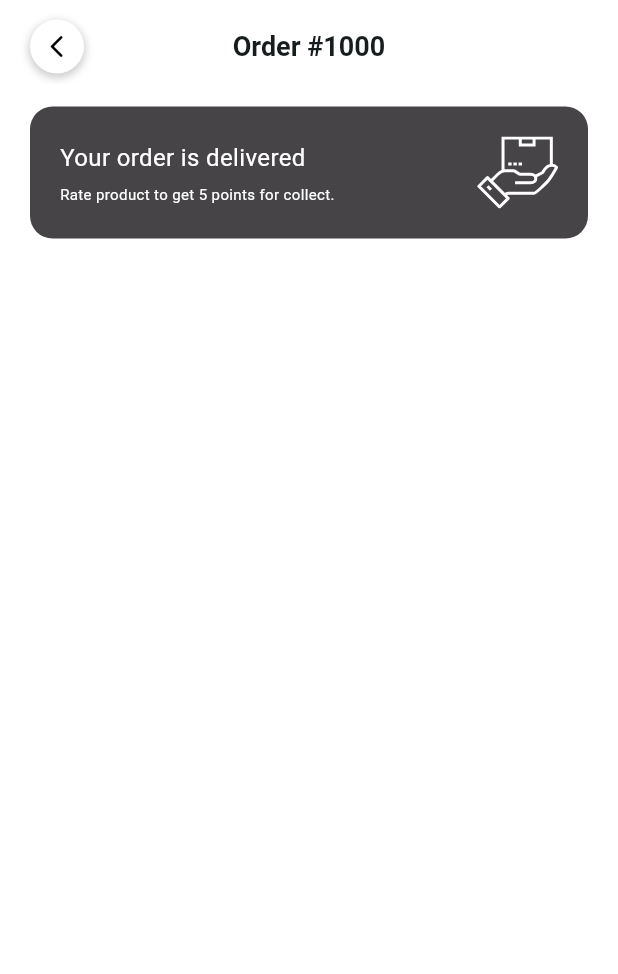
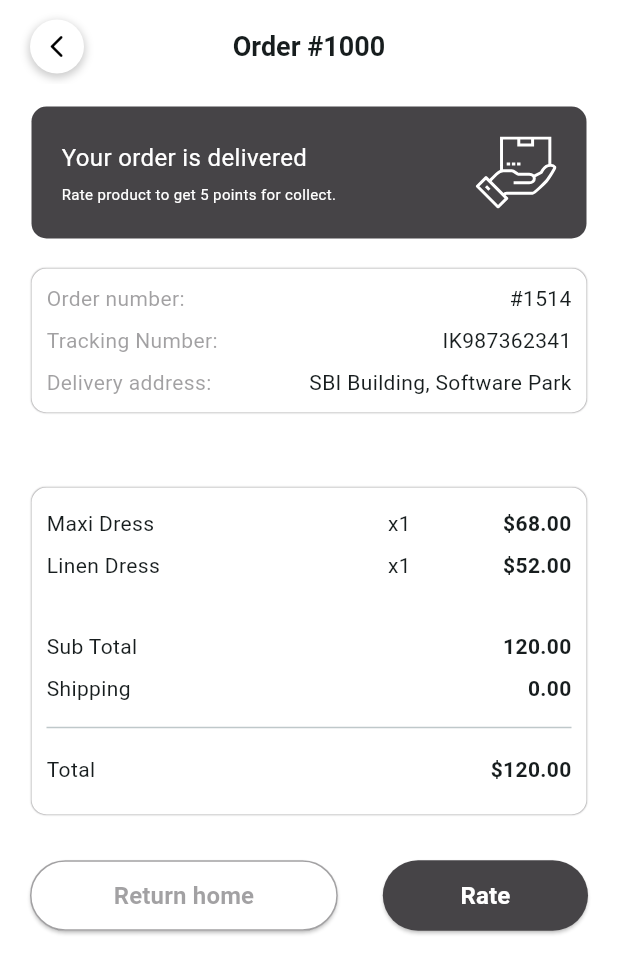
Before and after one commit to hupptechnologies/flutter-shopping-store, a Flutter app: the OrderDetailsView screen opened by its route, on a phone screen of 412 x 824 dp. Shown: the top 974 px of the screen. Run offline on Flutter 3.47's test engine with Material 3 defaults, Android fonts, the phone set to English and light mode, and no system bars; our stand-ins replace carousel_slider, cookie_jar, custom_rating_bar, dio, dio_cookie_manager, flutter_svg and 2 more.

Commit message:
UI - order details screen

```diff
--- a/lib/screens/orders/controller/order_details_controller.dart
+++ b/lib/screens/orders/controller/order_details_controller.dart
@@ -1,9 +1,17 @@
+import 'package:e_commerce/routers/app_routers.dart';
 import 'package:get/get.dart';
 
 class OrderDetailsController extends GetxController {
-  @override
-  void onInit() {
-    // TODO: implement onInit
-    super.onInit();
+  final items = [
+    {'name': 'Maxi Dress', 'quantity': 'x1', 'price': '\$68.00'},
+    {'name': 'Linen Dress', 'quantity': 'x1', 'price': '\$52.00'},
+  ];
+
+  void returnHomePage() {
+    Get.toNamed(AppRoutes.home);
+  }
+
+  void ratePage() {
+    Get.toNamed(AppRoutes.home);
   }
 }
--- a/lib/screens/orders/view/order_details_view.dart
+++ b/lib/screens/orders/view/order_details_view.dart
@@ -1,11 +1,14 @@
 import 'package:e_commerce/common/constant/app_colors.dart';
 import 'package:e_commerce/common/constant/image_constant.dart';
 import 'package:e_commerce/common/constant/margin_padding.dart';
+import 'package:e_commerce/screens/orders/controller/order_details_controller.dart';
 import 'package:e_commerce/widgets/back_button_appbar_title.dart';
+import 'package:e_commerce/widgets/button_widget.dart';
 import 'package:flutter/material.dart';
 import 'package:flutter_svg/flutter_svg.dart';
+import 'package:get/get.dart';
 
-class OrderDetailsView extends StatelessWidget {
+class OrderDetailsView extends GetView<OrderDetailsController> {
   const OrderDetailsView({super.key});
 
   @override
@@ -21,14 +24,27 @@ class OrderDetailsView extends StatelessWidget {
             horizontal: MarginPadding.homeHorPadding,
             vertical: MarginPadding.homeTopPadding,
           ),
+          child: SingleChildScrollView(
             child: Column(
               children: [
-              Container(
-                padding: const EdgeInsets.all(20),
-                decoration: BoxDecoration(
-                  borderRadius: BorderRadius.circular(15),
+                orderStatusCard(),
+                const SizedBox(height: 20),
+                orderDetailsCard(),
+                const SizedBox(height: 50),
+                orderBillingCard(),
+                backOrRateButton(),
+              ],
+            ),
+          ),
+        ),
+      ),
+    );
+  }
+
+  Widget orderStatusCard() {
+    return buildContainer(
+      padding: 20,
       color: AppColors.darkGray,
-                ),
       child: Row(
         mainAxisAlignment: MainAxisAlignment.spaceBetween,
         children: [
@@ -49,11 +65,158 @@ class OrderDetailsView extends StatelessWidget {
           SvgPicture.asset(ImageConstant.deliveredIcon)
         ],
       ),
+    );
+  }
+
+  Widget orderDetailsCard() {
+    return buildContainer(
+      padding: 10,
+      color: Colors.white,
+      child: Column(
+        children: [
+          buildRow('Order number:', '#1514'),
+          Padding(
+            padding: const EdgeInsets.symmetric(vertical: 8.0),
+            child: buildRow('Tracking Number:', 'IK987362341'),
+          ),
+          buildRow('Delivery address:', 'SBI Building, Software Park'),
+        ],
+      ),
+    );
+  }
+
+  Widget orderBillingCard() {
+    return buildContainer(
+      padding: 10,
+      color: Colors.white,
+      child: Column(
+        children: [
+          ListView.builder(
+              itemCount: controller.items.length,
+              shrinkWrap: true,
+              physics: const NeverScrollableScrollPhysics(),
+              itemBuilder: (context, index) {
+                final item = controller.items[index];
+                return buildBillingItemRow(
+                  item['name']!,
+                  item['quantity']!,
+                  item['price']!,
+                );
+              }),
+          const SizedBox(height: 30),
+          buildRow('Sub Total', '120.00', isBold: true),
+          const SizedBox(height: 8),
+          buildRow('Shipping', '0.00', isBold: true),
+          const SizedBox(height: 8),
+          const Divider(),
+          Padding(
+            padding: const EdgeInsets.symmetric(vertical: 10),
+            child: buildRow('Total', '\$120.00', isBold: true),
+          ),
+        ],
+      ),
+    );
+  }
+
+  Widget backOrRateButton() {
+    return Padding(
+      padding: const EdgeInsets.symmetric(vertical: 30),
+      child: Row(
+        mainAxisAlignment: MainAxisAlignment.spaceBetween,
+        children: [
+          Expanded(
+              flex: 6,
+              child: ButtonWidget(
+                isDisable: false,
+                title: 'Return home',
+                isBorder: true,
+                verticalPadding: 12,
+                onPressed: controller.returnHomePage,
+              )),
+          const SizedBox(width: 30),
+          Expanded(
+            flex: 4,
+            child: ButtonWidget(
+              title: 'Rate',
+              isDisable: false,
+              verticalPadding: 12,
+              onPressed: controller.ratePage,
+            ),
+          )
+        ],
+      ),
+    );
+  }
+
+  Widget buildBillingItemRow(String name, String quantity, String price) {
+    return Padding(
+      padding: const EdgeInsets.symmetric(vertical: 4),
+      child: Row(
+        crossAxisAlignment: CrossAxisAlignment.start,
+        mainAxisAlignment: MainAxisAlignment.spaceBetween,
+        children: [
+          Expanded(flex: 65, child: Text(name)),
+          Expanded(
+            flex: 35,
+            child: Row(
+              mainAxisAlignment: MainAxisAlignment.spaceBetween,
+              children: [
+                Text(quantity),
+                Text(
+                  price,
+                  style: const TextStyle(fontWeight: FontWeight.w600),
                 ),
               ],
             ),
           ),
+        ],
       ),
     );
   }
+
+  Widget buildRow(String label, String value, {bool isBold = false}) {
+    return Row(
+      mainAxisAlignment: MainAxisAlignment.spaceBetween,
+      crossAxisAlignment: CrossAxisAlignment.start,
+      children: [
+        Text(label,
+            style: TextStyle(
+                color: isBold ? null : AppColors.dartGratWithOpaity5)),
+        Flexible(
+          child: Padding(
+            padding: const EdgeInsets.only(left: 10),
+            child: Text(
+              value,
+              style: TextStyle(fontWeight: isBold ? FontWeight.w600 : null),
+            ),
+          ),
+        ),
+      ],
+    );
   }
+
+  Widget buildContainer({
+    required double padding,
+    required Color color,
+    required Widget child,
+  }) {
+    return Container(
+      padding: EdgeInsets.all(padding),
+      margin: const EdgeInsets.symmetric(horizontal: 1),
+      decoration: BoxDecoration(
+        borderRadius: BorderRadius.circular(10),
+        color: color,
+        boxShadow: color == Colors.white
+            ? [
+                BoxShadow(
+                  color: AppColors.dartGratWithOpaity5,
+                  blurRadius: 0.05,
+                  spreadRadius: 0.01,
+                )
+              ]
+            : null,
+      ),
+      child: child,
+    );
+  }
+}
--- a/lib/screens/orders/view/orders_view.dart
+++ b/lib/screens/orders/view/orders_view.dart
@@ -16,7 +16,6 @@ class OrdersView extends StatelessWidget {
         child: Column(
           children: [
             TabBar(
-              isScrollable: false,
               tabs: OrderStatus.values.map((value) {
                 return tab(value.name.toFirstLatterUppercase());
               }).toList(),
--- a/lib/widgets/button_widget.dart
+++ b/lib/widgets/button_widget.dart
@@ -5,12 +5,16 @@ class ButtonWidget extends StatelessWidget {
   final Function? onPressed;
   final String title;
   final bool isDisable;
+  final bool isBorder;
+  final double verticalPadding;
 
   const ButtonWidget({
     super.key,
     this.onPressed,
     required this.title,
     required this.isDisable,
+    this.isBorder = false,
+    this.verticalPadding = 15,
   });
   @override
   Widget build(BuildContext context) {
@@ -19,14 +23,19 @@ class ButtonWidget extends StatelessWidget {
       child: ElevatedButton(
         onPressed: isDisable ? null : () => onPressed?.call(),
         style: ElevatedButton.styleFrom(
-          backgroundColor: AppColors.darkGray,
-          padding: const EdgeInsets.symmetric(vertical: 15),
+          backgroundColor: isBorder ? Colors.white : AppColors.darkGray,
+          padding: EdgeInsets.symmetric(vertical: verticalPadding),
           splashFactory: NoSplash.splashFactory,
+          side: isBorder
+              ? BorderSide(color: AppColors.dartGratWithOpaity5, width: 1)
+              : BorderSide.none,
         ),
         child: Text(
           title,
           style: TextStyle(
-            color: isDisable ? AppColors.dartGratWithOpaity5 : Colors.white,
+            color: (isDisable || isBorder)
+                ? AppColors.dartGratWithOpaity5
+                : Colors.white,
             fontSize: 16,
             fontWeight: FontWeight.bold,
           ),
```
Lines whose indentation alone changed are shown as unchanged.
